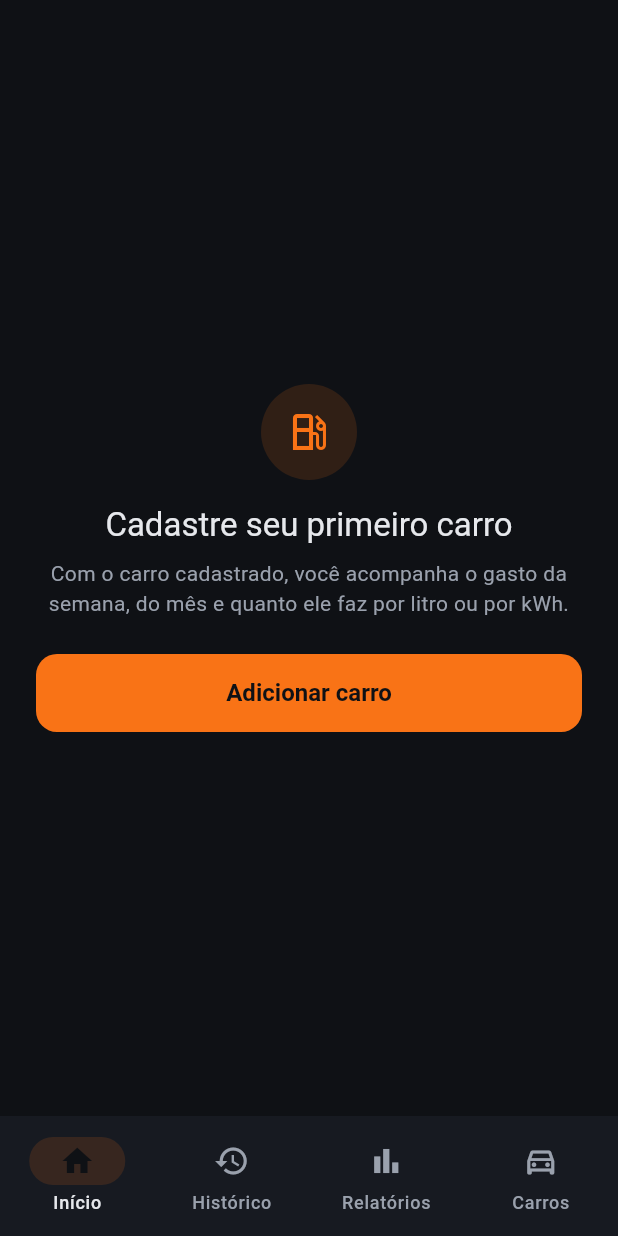
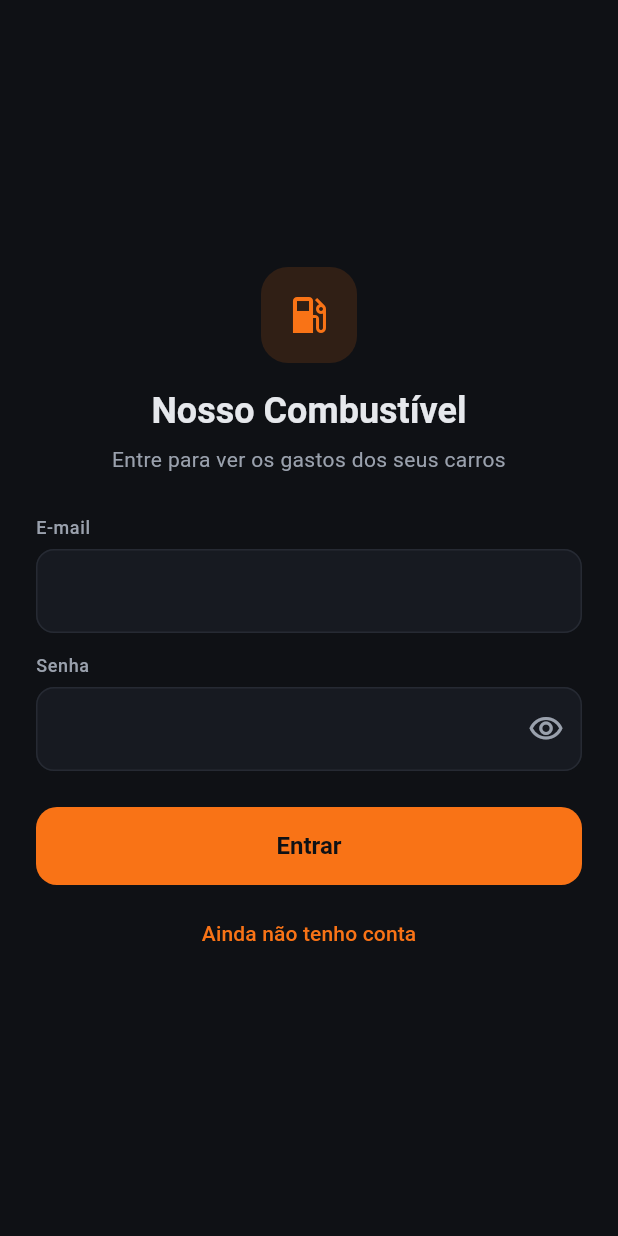
Before and after one commit to pedrocarvalho-13/nosso-combustivel, a Flutter app: the screen it shows after launch, on a phone screen of 412 x 824 dp. Run offline on Flutter 3.47's test engine with Material 3 defaults, Android fonts, the phone set to English and light mode, and no system bars; our stand-ins replace dio, drift, drift_flutter, flutter_riverpod, flutter_secure_storage, go_router; accounts and stored records are empty; generated files the repository leaves out were written again.

Commit message:
feat(app): contas e login com sessão segura e dados locais com dono
Telas de entrar e criar conta, redirecionamento por sessão, menu de perfil com sair, sessão guardada no armazenamento seguro e carros locais vinculados à conta (banco local na versão 2; o primeiro login adota os carros sem dono).

Co-Authored-By: Claude Opus 5.5 <noreply@anthropic.com>

```diff
--- a/app/lib/core/rotas/rotas.dart
+++ b/app/lib/core/rotas/rotas.dart
@@ -1,9 +1,12 @@
+import 'package:flutter/material.dart';
 import 'package:flutter_riverpod/flutter_riverpod.dart';
 import 'package:go_router/go_router.dart';
 
+import '../../data/sessao/sessao_controller.dart';
 import '../../ui/abastecimento/novo_abastecimento_view.dart';
 import '../../ui/carros/cadastro_carro_view.dart';
 import '../../ui/carros/carros_view.dart';
+import '../../ui/conta/conta_view.dart';
 import '../../ui/historico/historico_view.dart';
 import '../../ui/inicio/inicio_view.dart';
 import '../../ui/recarga/nova_recarga_view.dart';
@@ -11,6 +14,9 @@ import '../../ui/relatorios/relatorios_view.dart';
 import '../../ui/shell/shell_view.dart';
 
 abstract final class Rotas {
+  static const carregando = '/carregando';
+  static const entrar = '/entrar';
+  static const criarConta = '/criar-conta';
   static const inicio = '/inicio';
   static const historico = '/historico';
   static const relatorios = '/relatorios';
@@ -21,9 +27,30 @@ abstract final class Rotas {
 }
 
 final rotasProvider = Provider<GoRouter>((ref) {
+  final sessaoMudou = ValueNotifier(0);
+  ref.listen(sessaoProvider, (_, _) => sessaoMudou.value++);
+
   final rotas = GoRouter(
     initialLocation: Rotas.inicio,
+    refreshListenable: sessaoMudou,
+    redirect: (context, state) {
+      final sessao = ref.read(sessaoProvider);
+      final local = state.matchedLocation;
+      if (sessao.isLoading && !sessao.hasValue) return local == Rotas.carregando ? null : Rotas.carregando;
+
+      final logado = sessao.value != null;
+      final telaDeConta = local == Rotas.entrar || local == Rotas.criarConta;
+      if (!logado) return telaDeConta ? null : Rotas.entrar;
+      if (telaDeConta || local == Rotas.carregando) return Rotas.inicio;
+      return null;
+    },
     routes: [
+      GoRoute(
+        path: Rotas.carregando,
+        builder: (_, _) => const Scaffold(body: Center(child: CircularProgressIndicator())),
+      ),
+      GoRoute(path: Rotas.entrar, builder: (_, _) => const ContaView(criandoConta: false)),
+      GoRoute(path: Rotas.criarConta, builder: (_, _) => const ContaView(criandoConta: true)),
       StatefulShellRoute.indexedStack(
         builder: (context, state, navegacao) => ShellView(navegacao: navegacao),
         branches: [
@@ -46,6 +73,9 @@ final rotasProvider = Provider<GoRouter>((ref) {
       GoRoute(path: Rotas.novaRecarga, builder: (_, _) => const NovaRecargaView()),
     ],
   );
-  ref.onDispose(rotas.dispose);
+  ref.onDispose(() {
+    rotas.dispose();
+    sessaoMudou.dispose();
+  });
   return rotas;
 });
--- a/app/lib/ui/carros/cadastro_carro_view_model.dart
+++ b/app/lib/ui/carros/cadastro_carro_view_model.dart
@@ -2,6 +2,7 @@ import 'package:flutter_riverpod/flutter_riverpod.dart';
 
 import '../../data/fipe/fipe_cliente.dart';
 import '../../data/provedores.dart';
+import '../../data/sessao/sessao_controller.dart';
 import '../../domain/calculos/identificacao_energia.dart';
 import '../../domain/combustivel.dart';
 import '../../domain/tipo_energia.dart';
@@ -161,6 +162,8 @@ class CadastroCarroViewModel extends Notifier<CadastroCarroEstado> {
   }) async {
     final energia = state.energia;
     final detalhe = state.detalhe;
+    final usuarioId = ref.read(sessaoProvider).value?.usuario.id;
+    if (usuarioId == null) return 'Entre na sua conta para cadastrar um carro.';
     if (energia == null) return 'Escolha o carro antes de salvar.';
     if (odometro == null) return 'Informe o odômetro atual.';
     final marca = state.manual ? marcaManual.trim() : detalhe!.marca;
@@ -181,7 +184,7 @@ class CadastroCarroViewModel extends Notifier<CadastroCarroEstado> {
       capacidadeBateriaKwh: energia.tipo.recarrega ? bateriaKwh : null,
       odometroInicial: odometro,
     );
-    await ref.read(veiculoRepositorioProvider).salvar(veiculo);
+    await ref.read(veiculoRepositorioProvider).salvar(veiculo, usuarioId: usuarioId);
     await ref.read(preferenciasRepositorioProvider).definirVeiculoAtivo(veiculo.id);
     if (ref.mounted) state = state.copiar(salvando: false);
     return null;
--- /dev/null
+++ b/app/lib/ui/conta/conta_view.dart
@@ -0,0 +1,163 @@
+import 'package:flutter/material.dart';
+import 'package:flutter/services.dart';
+import 'package:flutter_riverpod/flutter_riverpod.dart';
+import 'package:go_router/go_router.dart';
+
+import '../../core/rotas/rotas.dart';
+import '../../core/tema/cores_base.dart';
+import '../comum/campo_com_rotulo.dart';
+import 'formulario_conta_view_model.dart';
+
+class ContaView extends ConsumerStatefulWidget {
+  const ContaView({super.key, required this.criandoConta});
+
+  final bool criandoConta;
+
+  @override
+  ConsumerState<ContaView> createState() => _ContaViewState();
+}
+
+class _ContaViewState extends ConsumerState<ContaView> {
+  final _nome = TextEditingController();
+  final _email = TextEditingController();
+  final _senha = TextEditingController();
+  var _senhaVisivel = false;
+
+  @override
+  void dispose() {
+    _nome.dispose();
+    _email.dispose();
+    _senha.dispose();
+    super.dispose();
+  }
+
+  Future<void> _enviar() async {
+    TextInput.finishAutofillContext();
+    final vm = ref.read(formularioContaViewModelProvider.notifier);
+    if (widget.criandoConta) {
+      await vm.criarConta(nome: _nome.text, email: _email.text, senha: _senha.text);
+    } else {
+      await vm.entrar(email: _email.text, senha: _senha.text);
+    }
+  }
+
+  @override
+  Widget build(BuildContext context) {
+    final estado = ref.watch(formularioContaViewModelProvider);
+    final esquema = Theme.of(context).colorScheme;
+    final textos = Theme.of(context).textTheme;
+    final criando = widget.criandoConta;
+
+    return Scaffold(
+      body: SafeArea(
+        child: Center(
+          child: ConstrainedBox(
+            constraints: const BoxConstraints(maxWidth: 420),
+            child: ListView(
+              shrinkWrap: true,
+              padding: const EdgeInsets.all(24),
+              children: [
+                Center(
+                  child: Container(
+                    width: 64,
+                    height: 64,
+                    decoration: BoxDecoration(
+                      color: esquema.primaryContainer,
+                      borderRadius: BorderRadius.circular(18),
+                    ),
+                    child: Icon(Icons.local_gas_station, color: esquema.primary, size: 32),
+                  ),
+                ),
+                const SizedBox(height: 16),
+                Text(
+                  'Nosso Combustível',
+                  textAlign: TextAlign.center,
+                  style: textos.headlineSmall?.copyWith(fontWeight: FontWeight.w700),
+                ),
+                const SizedBox(height: 6),
+                Text(
+                  criando ? 'Crie sua conta para começar' : 'Entre para ver os gastos dos seus carros',
+                  textAlign: TextAlign.center,
+                  style: textos.bodyMedium?.copyWith(color: esquema.onSurfaceVariant),
+                ),
+                const SizedBox(height: 28),
+                AutofillGroup(
+                  child: Column(
+                    children: [
+                      if (criando) ...[
+                        CampoComRotulo(
+                          rotulo: 'Nome',
+                          child: TextField(
+                            controller: _nome,
+                            textCapitalization: TextCapitalization.words,
+                            textInputAction: TextInputAction.next,
+                            autofillHints: const [AutofillHints.name],
+                          ),
+                        ),
+                        const SizedBox(height: 14),
+                      ],
+                      CampoComRotulo(
+                        rotulo: 'E-mail',
+                        child: TextField(
+                          controller: _email,
+                          keyboardType: TextInputType.emailAddress,
+                          textInputAction: TextInputAction.next,
+                          autocorrect: false,
+                          autofillHints: const [AutofillHints.email],
+                        ),
+                      ),
+                      const SizedBox(height: 14),
+                      CampoComRotulo(
+                        rotulo: 'Senha',
+                        child: TextField(
+                          controller: _senha,
+                          obscureText: !_senhaVisivel,
+                          textInputAction: TextInputAction.done,
+                          autofillHints: [criando ? AutofillHints.newPassword : AutofillHints.password],
+                          onSubmitted: (_) => _enviar(),
+                          decoration: InputDecoration(
+                            helperText: criando ? 'Mínimo de 8 caracteres, com letra minúscula e número.' : null,
+                            suffixIcon: IconButton(
+                              tooltip: _senhaVisivel ? 'Esconder senha' : 'Mostrar senha',
+                              icon: Icon(_senhaVisivel ? Icons.visibility_off_outlined : Icons.visibility_outlined),
+                              onPressed: () => setState(() => _senhaVisivel = !_senhaVisivel),
+                            ),
+                          ),
+                        ),
+                      ),
+                    ],
+                  ),
+                ),
+                if (estado.erro != null) ...[
+                  const SizedBox(height: 14),
+                  Row(
+                    crossAxisAlignment: CrossAxisAlignment.start,
+                    children: [
+                      const Icon(Icons.error_outline, size: 18, color: CoresBase.alerta),
+                      const SizedBox(width: 8),
+                      Expanded(
+                        child: Text(estado.erro!, style: textos.bodyMedium?.copyWith(color: CoresBase.alerta)),
+                      ),
+                    ],
+                  ),
+                ],
+                const SizedBox(height: 24),
+                FilledButton(
+                  onPressed: estado.enviando ? null : _enviar,
+                  child: estado.enviando
+                      ? const SizedBox(width: 22, height: 22, child: CircularProgressIndicator(strokeWidth: 2))
+                      : Text(criando ? 'Criar conta' : 'Entrar'),
+                ),
+                const SizedBox(height: 8),
+                TextButton(
+                  onPressed: estado.enviando ? null : () => context.go(criando ? Rotas.entrar : Rotas.criarConta),
+                  child: Text(criando ? 'Já tenho conta' : 'Ainda não tenho conta'),
+                ),
+              ],
+            ),
+          ),
+        ),
+      ),
+    );
+  }
+}
--- /dev/null
+++ b/app/lib/ui/conta/formulario_conta_view_model.dart
@@ -0,0 +1,48 @@
+import 'package:flutter_riverpod/flutter_riverpod.dart';
+
+import '../../data/sessao/servico_autenticacao.dart';
+import '../../data/sessao/sessao_controller.dart';
+
+class FormularioContaEstado {
+  const FormularioContaEstado({this.enviando = false, this.erro});
+
+  final bool enviando;
+  final String? erro;
+}
+
+class FormularioContaViewModel extends Notifier<FormularioContaEstado> {
+  @override
+  FormularioContaEstado build() => const FormularioContaEstado();
+
+  Future<bool> entrar({required String email, required String senha}) {
+    if (email.trim().isEmpty || senha.isEmpty) return _falhar('Informe e-mail e senha.');
+    return _enviar(() => ref.read(sessaoProvider.notifier).entrar(email: email.trim(), senha: senha));
+  }
+
+  Future<bool> criarConta({required String nome, required String email, required String senha}) {
+    if (nome.trim().isEmpty || email.trim().isEmpty || senha.isEmpty) return _falhar('Preencha nome, e-mail e senha.');
+    return _enviar(
+      () => ref.read(sessaoProvider.notifier).criarConta(nome: nome.trim(), email: email.trim(), senha: senha),
+    );
+  }
+
+  Future<bool> _falhar(String erro) async {
+    state = FormularioContaEstado(erro: erro);
+    return false;
+  }
+
+  Future<bool> _enviar(Future<void> Function() acao) async {
+    state = const FormularioContaEstado(enviando: true);
+    try {
+      await acao();
+      if (ref.mounted) state = const FormularioContaEstado();
+      return true;
+    } on ErroAutenticacao catch (erro) {
+      if (ref.mounted) state = FormularioContaEstado(erro: erro.mensagem);
+      return false;
+    }
+  }
+}
+
+final formularioContaViewModelProvider =
+    NotifierProvider.autoDispose<FormularioContaViewModel, FormularioContaEstado>(FormularioContaViewModel.new);
--- a/app/pubspec.yaml
+++ b/app/pubspec.yaml
@@ -42,6 +42,7 @@ dependencies:
   uuid: ^4.6.0
   flutter_localizations:
     sdk: flutter
+  flutter_secure_storage: ^11.2.0
 
 dev_dependencies:
   flutter_test:
```
Also changed, not shown: app/lib/data/banco/banco_local.dart (+9 -1 lines), app/lib/data/provedores.dart (+6 -3 lines), app/lib/data/repositorios/veiculo_repositorio.dart (+8 -3 lines), app/lib/data/sessao/armazenamento_sessao.dart (added, +34 -0 lines), app/lib/data/sessao/servico_autenticacao.dart (added, +42 -0 lines), app/lib/data/sessao/sessao_controller.dart (added, +61 -0 lines), app/lib/domain/sessao.dart (added, +43 -0 lines), app/lib/ui/conta/menu_perfil.dart (added, +62 -0 lines), app/lib/ui/inicio/inicio_view.dart (+29 -5 lines), app/lib/data/banco/banco_local.g.dart, app/pubspec.lock, 2 other files.
